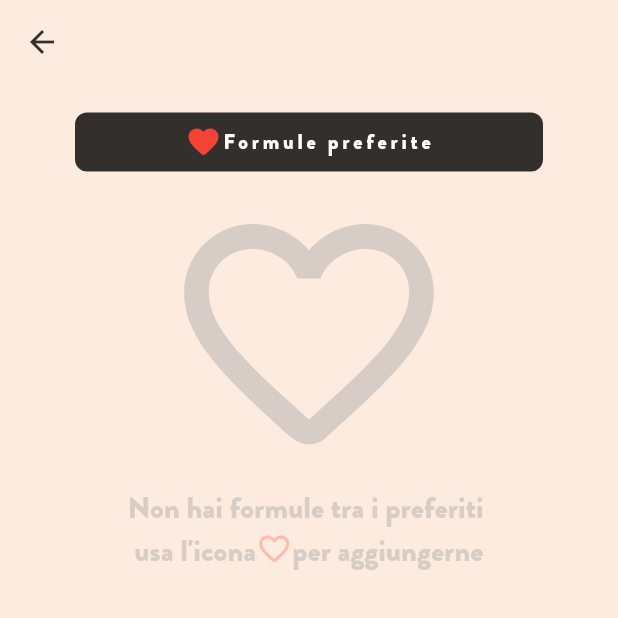
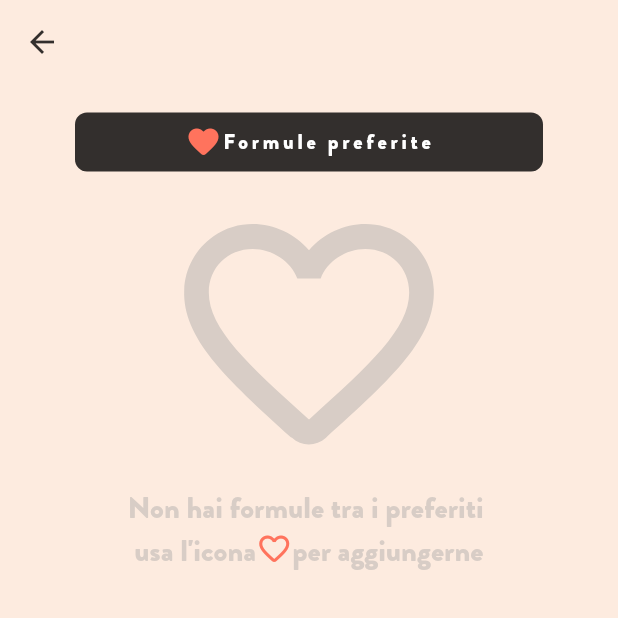
Before and after one commit to OmniShadow/formulario, a Flutter app: the MyDrawerWidget screen opened directly, after a tap on "Formule preferite", on a phone screen of 412 x 824 dp, the top half of it. Run offline on Flutter 3.47's test engine with Material 2 defaults, Android fonts, the phone set to English and light mode, and no system bars; drawn by our look-alikes of auto_size_text; our stand-ins replace cloud_firestore, firebase_core, webview_flutter; missing offline and left inert: flutter_math_fork; accounts and stored records are empty; statements that could not run were skipped.

Commit message:
cambiate icone

```diff
--- a/lib/faqPage.dart
+++ b/lib/faqPage.dart
@@ -1,4 +1,3 @@
-import 'package:cloud_firestore/cloud_firestore.dart';
 import 'package:flutter/cupertino.dart';
 import 'package:flutter/material.dart';
 import 'package:formulario/assets.dart';
--- a/lib/myDrawerWidget.dart
+++ b/lib/myDrawerWidget.dart
@@ -1,5 +1,4 @@
 import 'package:auto_size_text/auto_size_text.dart';
-import 'package:cloud_firestore/cloud_firestore.dart';
 import 'package:flutter/material.dart';
 import 'package:flutter_math_fork/flutter_math.dart';
 import 'package:formulario/faqPage.dart';
@@ -17,6 +16,7 @@ class MyDrawerWidget extends StatefulWidget {
   }
 }
 
+//Il nostro drawer si divide in ProfilePage, Recenti, Preferiti e le FAQ
 class _MyDrawerWidgetState extends State<MyDrawerWidget> {
   @override
   Widget build(BuildContext context) {
@@ -24,9 +24,19 @@ class _MyDrawerWidgetState extends State<MyDrawerWidget> {
       child: Scaffold(
         backgroundColor: Colors.transparent,
         appBar: AppBar(
+          actions: [
+            Padding(
+              padding: const EdgeInsets.only(right: 20),
+              child: Image.asset('assets/icons/insegnante.png'),
+            )
+          ],
           title: Text(
             'Formulario',
-            style: TextStyle(fontFamily: 'Brandon-Grotesque-black'),
+            style: TextStyle(
+              fontFamily: 'Brandon-Grotesque-black',
+              fontStyle: FontStyle.normal,
+              fontSize: 26,
+            ),
           ),
         ),
         body: ListView(
@@ -43,12 +53,22 @@ class _MyDrawerWidgetState extends State<MyDrawerWidget> {
   }
 }
 
+//Una volta cliccato sul nostro profilo apparirà il nome utente, email e le cose da fare, ovvero tutto ciò
+//che viene inserito dall'utente nel proprio profilo
 class ProfileDrawerWidget extends StatelessWidget {
   @override
   Widget build(BuildContext context) {
     return ListTile(
-      leading: Icon(Icons.account_box_rounded),
-      title: Text('Profilo'),
+      leading: Icon(
+        Icons.account_box_rounded,
+        color: MyAppColors.iconColor,
+      ),
+      title: Text(
+        'Profilo',
+        style: TextStyle(
+          fontSize: 20,
+        ),
+      ),
       onTap: () {
         Route route = MaterialPageRoute(builder: (context) => ProfilePage());
         Navigator.push(context, route); //vai al profilo
@@ -76,15 +96,22 @@ class _PreferitiWidgetState extends State<PreferitiWidget> {
           expanded = !expanded;
         });
       },
-      leading: Icon(Icons.favorite_rounded),
+      leading: Icon(
+        Icons.favorite_rounded,
+        color: MyAppColors.shirtColor,
+      ),
       title: InkWell(
         onTap: () => Navigator.push(context, formulePreferitePage()),
-        child: Text('Formule preferite'),
+        child: Text(
+          'Formule preferite',
+          style: TextStyle(fontSize: 20),
+        ),
       ),
       children: widgetPreferiti,
     );
   }
 
+  //Nel caso in cui non ci fossero delle formule tra i preferiti comparirà una
   List<Widget> get widgetPreferiti {
     return Assets.instance.formulePreferite.isEmpty
         ? [
@@ -155,7 +182,7 @@ class _PreferitiWidgetState extends State<PreferitiWidget> {
                         children: [
                           Icon(
                             Icons.favorite_rounded,
-                            color: Colors.red,
+                            color: MyAppColors.shirtColor,
                           ),
                           AutoSizeText(
                             'Formule preferite',
@@ -213,7 +240,7 @@ class _PreferitiWidgetState extends State<PreferitiWidget> {
                   WidgetSpan(
                     child: Icon(
                       Icons.favorite_outline_rounded,
-                      color: MyAppColors.shirtColor.withAlpha(100),
+                      color: MyAppColors.shirtColor,
                     ),
                   ),
                   TextSpan(
@@ -237,8 +264,14 @@ class _PreferitiWidgetState extends State<PreferitiWidget> {
 class FaqWidget extends StatelessWidget {
   Widget build(BuildContext context) {
     return ListTile(
-      leading: Icon(Icons.live_help_outlined),
-      title: Text('Faq'),
+      leading: Icon(
+        Icons.live_help_outlined,
+        color: MyAppColors.iconColor,
+      ),
+      title: Text(
+        'Faq',
+        style: TextStyle(fontSize: 20),
+      ),
       onTap: () {
         Navigator.push(
             context,
@@ -271,6 +304,7 @@ class _RecentiWidgetState extends State<RecentiWidget> {
         'Recenti',
         style: TextStyle(
           color: Colors.grey,
+          fontSize: 20,
         ),
       ),
       trailing: InkWell(
```
Also changed, not shown: lib/assets.dart (+30 -3 lines), lib/materieSearchDelegate.dart (+38 -27 lines).
